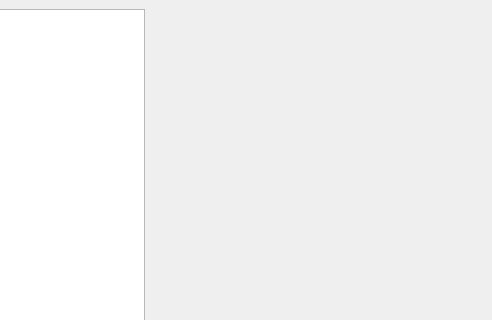
First picture: the form in main-window.ui, repository KDE/person-viewer, before the edit; both pictures show x 114 to 606 and y 0 to 320 of the 606 by 584 pixel window.
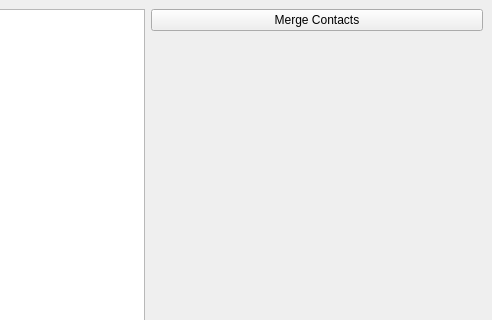
Second picture: the form after the edit. The open tabs and pages were chosen to show the change. Custom widgets are drawn as their Qt base class.

Commit message: Update the details view to be less confusing and more simple

What changed in the file:
```diff
--- a/main-window.ui
+++ b/main-window.ui
@@ -67,25 +67,32 @@
      </layout>
     </item>
     <item>
-     <widget class="QStackedWidget" name="m_stackWidget">
-      <property name="sizePolicy">
-       <sizepolicy hsizetype="MinimumExpanding" vsizetype="Preferred">
-        <horstretch>0</horstretch>
-        <verstretch>0</verstretch>
-       </sizepolicy>
+     <layout class="QVBoxLayout" name="verticalLayout">
+      <property name="sizeConstraint">
+       <enum>QLayout::SetDefaultConstraint</enum>
       </property>
-      <property name="currentIndex">
-       <number>0</number>
-      </property>
-      <widget class="QWidget" name="page_1">
-       <layout class="QVBoxLayout" name="verticalLayout">
-        <item>
-         <widget class="QPushButton" name="m_mergeButton">
-          <property name="text">
-           <string>Merge Contacts</string>
-          </property>
-         </widget>
-        </item>
+      <item>
+       <widget class="QPushButton" name="m_mergeButton">
+        <property name="text">
+         <string>Merge Contacts</string>
+        </property>
+       </widget>
+      </item>
+      <item>
+       <spacer name="horizontalSpacer">
+        <property name="orientation">
+         <enum>Qt::Horizontal</enum>
+        </property>
+        <property name="sizeHint" stdset="0">
+         <size>
+          <width>40</width>
+          <height>1</height>
+         </size>
+        </property>
+       </spacer>
+      </item>
+      <item>
+       <layout class="QHBoxLayout" name="horizontalLayout_2">
         <item>
          <widget class="QScrollArea" name="scrollArea">
           <property name="sizePolicy">
@@ -116,28 +123,8 @@
          </widget>
         </item>
        </layout>
-      </widget>
-      <widget class="QWidget" name="page_2">
-       <layout class="QVBoxLayout" name="verticalLayout_3">
-        <item>
-         <widget class="KPeople::PersonDetailsView" name="m_detailsView" native="true"/>
-        </item>
-       </layout>
-      </widget>
-     </widget>
-    </item>
-    <item>
-     <spacer name="horizontalSpacer">
-      <property name="orientation">
-       <enum>Qt::Horizontal</enum>
-      </property>
-      <property name="sizeHint" stdset="0">
-       <size>
-        <width>40</width>
-        <height>20</height>
-       </size>
-      </property>
-     </spacer>
+      </item>
+     </layout>
     </item>
    </layout>
   </widget>
@@ -154,12 +141,6 @@
    <header>filter-bar.h</header>
    <container>1</container>
   </customwidget>
-  <customwidget>
-   <class>KPeople::PersonDetailsView</class>
-   <extends>QWidget</extends>
-   <header location="global">kpeople/widgets/persondetailsview.h</header>
-   <container>1</container>
-  </customwidget>
  </customwidgets>
  <resources/>
  <connections/>
```
Left out of the diff: 39 changed lines with no effect on the pictures.
